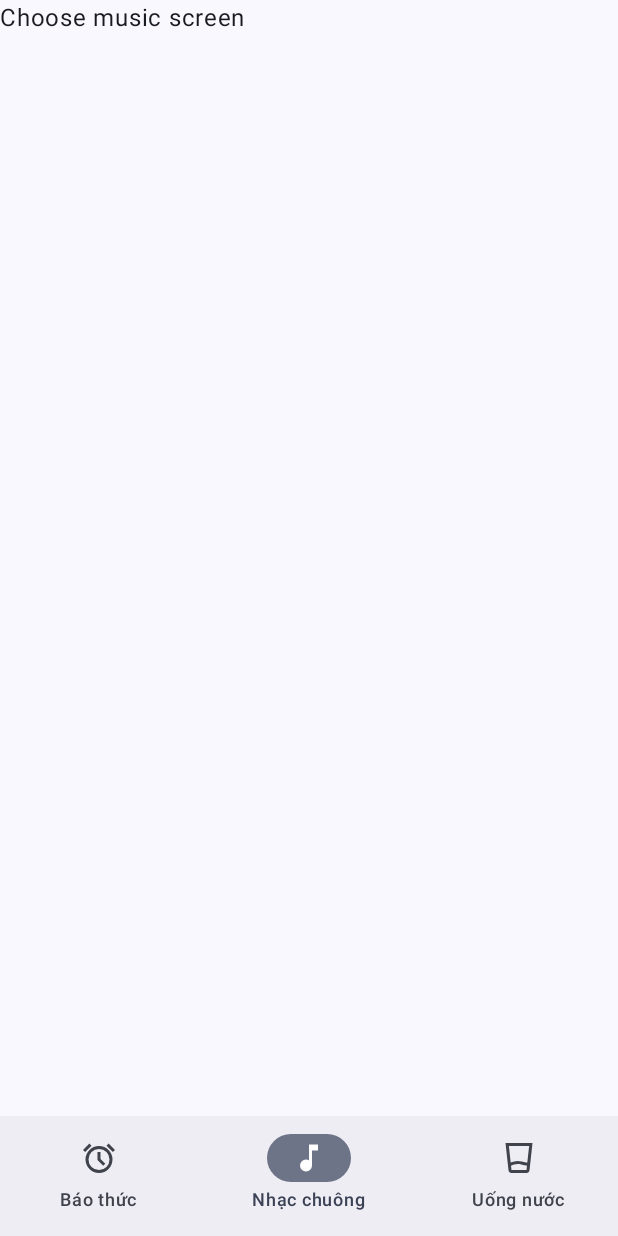
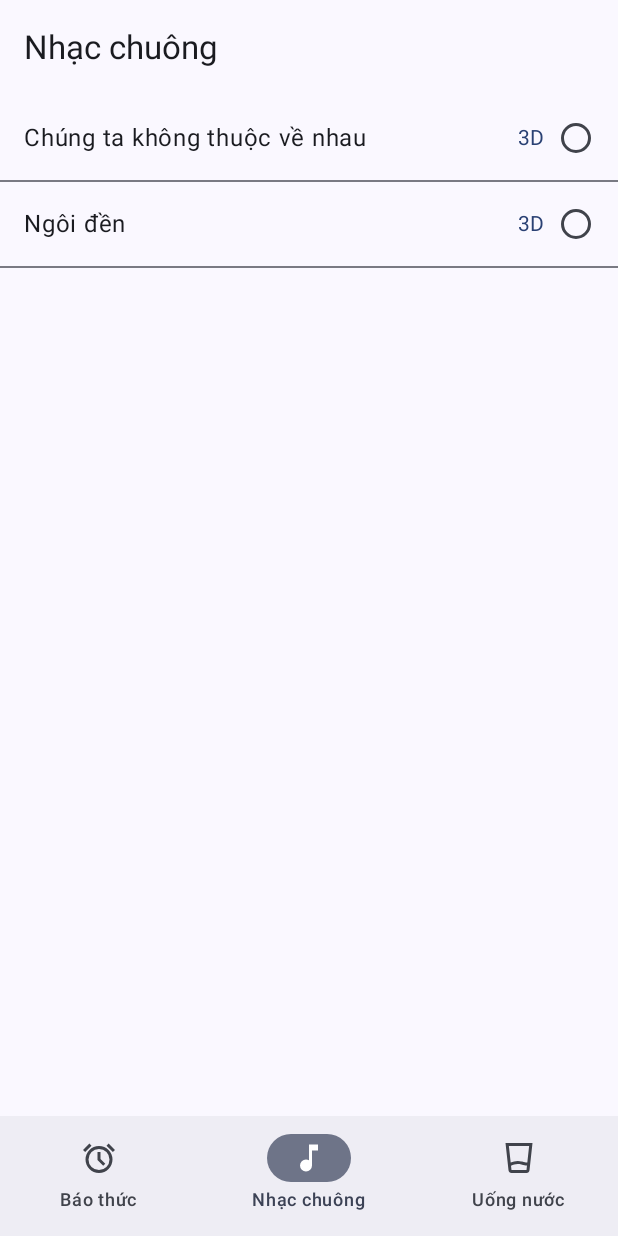
Before and after one commit to vuongnhattin/mobile-final, an Android app built with Jetpack Compose: the ChooseMusicScreen screen opened through its navigation route, on a phone screen of 412 x 824 dp. Run offline under Robolectric (Android 15) with nearby library versions, the phone set to English and light mode, and no system bars.

Commit message:
Tao ra man hinh chon nhac, chua co sensor

```diff
--- a/app/src/main/java/com/example/mobilefinal/screen/ChooseMusicScreen.kt
+++ b/app/src/main/java/com/example/mobilefinal/screen/ChooseMusicScreen.kt
@@ -1,10 +1,80 @@
 package com.example.mobilefinal.screen
 
-import androidx.compose.material3.Text
-import androidx.compose.runtime.Composable
+import android.media.MediaPlayer
+import androidx.compose.foundation.clickable
+import androidx.compose.foundation.layout.*
+import androidx.compose.material3.*
+import androidx.compose.runtime.*
+import androidx.compose.ui.Alignment
 import androidx.compose.ui.Modifier
+import androidx.compose.ui.platform.LocalContext
+import androidx.compose.ui.unit.dp
+import androidx.lifecycle.viewmodel.compose.viewModel
+import com.example.mobilefinal.viewmodel.MusicViewModel
 
+@OptIn(ExperimentalMaterial3Api::class) // Xử lý cảnh báo Material API Experimental
 @Composable
-fun ChooseMusicScreen(modifier: Modifier = Modifier) {
-    Text("Choose music screen")
+fun ChooseMusicScreen(viewModel: MusicViewModel = viewModel()) {
+    val musicList by viewModel.musicList
+    val selectedMusic by viewModel.selectedMusic
+
+    // Lấy context trong ngữ cảnh @Composable
+    val context = LocalContext.current
+
+    // Quản lý MediaPlayer state
+    var mediaPlayer: MediaPlayer? by remember { mutableStateOf(null) }
+
+    DisposableEffect(Unit) {
+        onDispose {
+            mediaPlayer?.release() // Giải phóng MediaPlayer khi màn hình bị huỷ
+        }
+    }
+
+    Scaffold(
+        topBar = {
+            TopAppBar(
+                title = { Text("Nhạc chuông") }
+            )
+        }
+    ) { padding ->
+        Column(
+            modifier = Modifier
+                .fillMaxSize()
+                .padding(padding)
+        ) {
+            musicList.forEach { music ->
+                Row(
+                    modifier = Modifier
+                        .fillMaxWidth()
+                        .clickable {
+                            viewModel.selectedMusic.value = music
+                            mediaPlayer?.release() // Giải phóng MediaPlayer cũ
+                            mediaPlayer = MediaPlayer.create(context, music.resourceId) // Tạo MediaPlayer mới
+                            mediaPlayer?.start() // Phát nhạc
+                        }
+                        .padding(16.dp),
+                    verticalAlignment = Alignment.CenterVertically
+                ) {
+                    Text(
+                        text = music.name,
+                        style = MaterialTheme.typography.bodyLarge,
+                        modifier = Modifier.weight(1f)
+                    )
+                    if (music.is3D) {
+                        Text(
+                            text = "3D",
+                            style = MaterialTheme.typography.bodyMedium,
+                            color = MaterialTheme.colorScheme.primary,
+                            modifier = Modifier.padding(end = 8.dp)
+                        )
+                    }
+                    RadioButton(
+                        selected = selectedMusic?.id == music.id,
+                        onClick = null // Xử lý click từ Row
+                    )
+                }
+                Divider() // Thêm đường kẻ phân cách
+            }
+        }
+    }
 }
--- /dev/null
+++ b/app/src/main/java/com/example/mobilefinal/viewmodel/MusicViewModel.kt
@@ -0,0 +1,23 @@
+package com.example.mobilefinal.viewmodel
+
+import androidx.compose.runtime.mutableStateOf
+import androidx.lifecycle.ViewModel
+import com.example.mobilefinal.R
+
+data class MusicItem(
+    val id: Int,
+    val name: String,
+    val resourceId: Int,
+    val is3D: Boolean = false
+)
+
+class MusicViewModel : ViewModel() {
+    val musicList = mutableStateOf(
+        listOf(
+            MusicItem(1, "Chúng ta không thuộc về nhau", R.raw.chungtakhongthuocvenhau, is3D = true),
+            MusicItem(2, "Ngôi đền", R.raw.alarm_sound, is3D = true)
+        )
+    )
+
+    var selectedMusic = mutableStateOf<MusicItem?>(null)
+}
```
Also changed, not shown: 1 other file.
